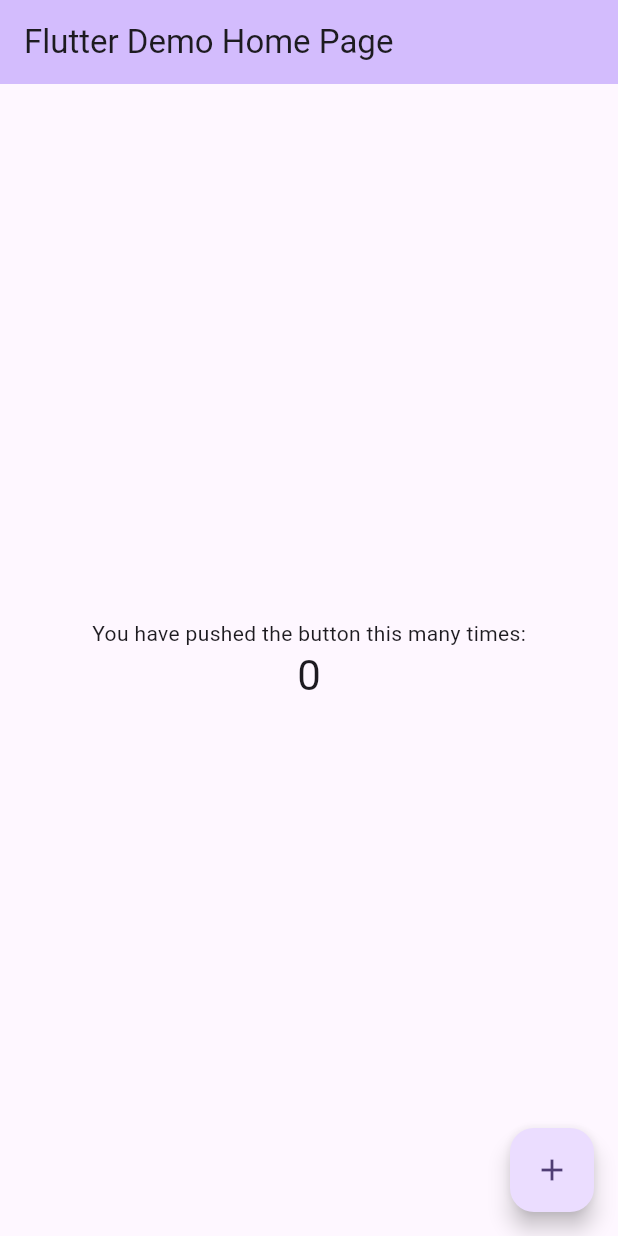
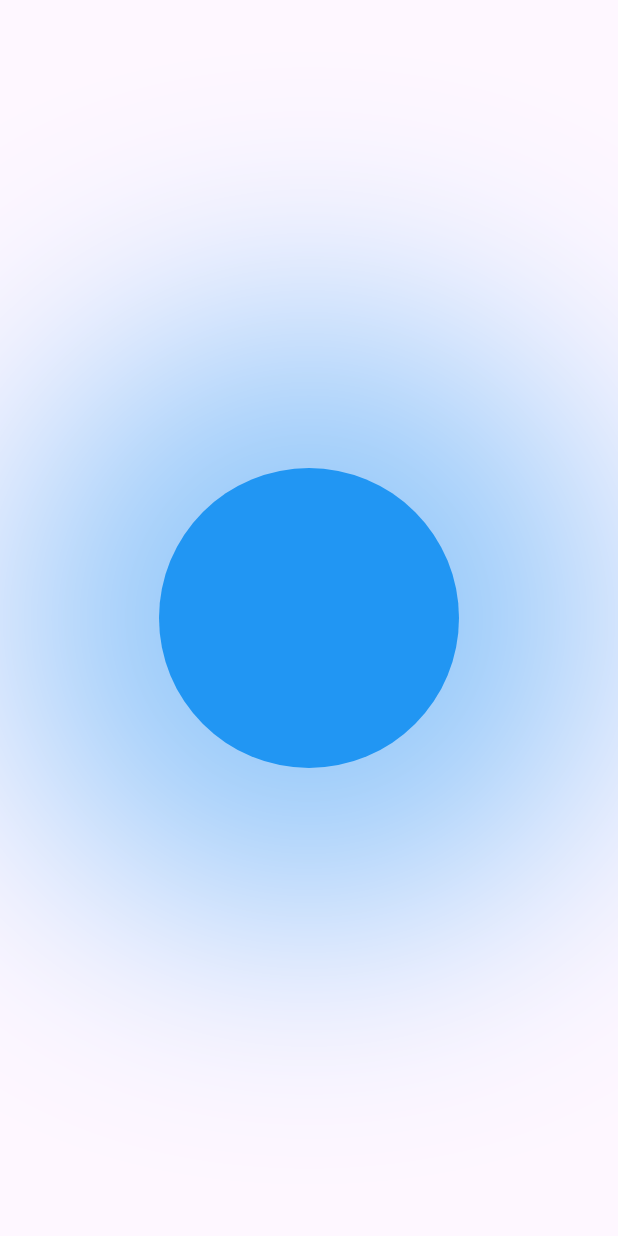
Before and after one commit to RJV-YF/tween_animation_builder, a Flutter app: the screen it shows after launch, on a phone screen of 412 x 824 dp. Run offline on Flutter 3.47's test engine with Material 3 defaults, Android fonts, the phone set to English and light mode, and no system bars.

Commit message:
Implemented the pulsating animation effect using the tween animation builder widget. Animating the size of the widget over a period of 1500 milliseconds

```diff
--- a/lib/main.dart
+++ b/lib/main.dart
@@ -1,122 +1,8 @@
 import 'package:flutter/material.dart';
+import 'package:tween_animation_builder/pulsating_animation.dart';
 
 void main() {
-  runApp(const MyApp());
+  runApp(
+    MaterialApp(debugShowCheckedModeBanner: false, home: PulsatingAnimation()),
+  );
 }
-
-class MyApp extends StatelessWidget {
-  const MyApp({super.key});
-
-  // This widget is the root of your application.
-  @override
-  Widget build(BuildContext context) {
-    return MaterialApp(
-      title: 'Flutter Demo',
-      theme: ThemeData(
-        // This is the theme of your application.
-        //
-        // TRY THIS: Try running your application with "flutter run". You'll see
-        // the application has a purple toolbar. Then, without quitting the app,
-        // try changing the seedColor in the colorScheme below to Colors.green
-        // and then invoke "hot reload" (save your changes or press the "hot
-        // reload" button in a Flutter-supported IDE, or press "r" if you used
-        // the command line to start the app).
-        //
-        // Notice that the counter didn't reset back to zero; the application
-        // state is not lost during the reload. To reset the state, use hot
-        // restart instead.
-        //
-        // This works for code too, not just values: Most code changes can be
-        // tested with just a hot reload.
-        colorScheme: ColorScheme.fromSeed(seedColor: Colors.deepPurple),
-      ),
-      home: const MyHomePage(title: 'Flutter Demo Home Page'),
-    );
-  }
-}
-
-class MyHomePage extends StatefulWidget {
-  const MyHomePage({super.key, required this.title});
-
-  // This widget is the home page of your application. It is stateful, meaning
-  // that it has a State object (defined below) that contains fields that affect
-  // how it looks.
-
-  // This class is the configuration for the state. It holds the values (in this
-  // case the title) provided by the parent (in this case the App widget) and
-  // used by the build method of the State. Fields in a Widget subclass are
-  // always marked "final".
-
-  final String title;
-
-  @override
-  State<MyHomePage> createState() => _MyHomePageState();
-}
-
-class _MyHomePageState extends State<MyHomePage> {
-  int _counter = 0;
-
-  void _incrementCounter() {
-    setState(() {
-      // This call to setState tells the Flutter framework that something has
-      // changed in this State, which causes it to rerun the build method below
-      // so that the display can reflect the updated values. If we changed
-      // _counter without calling setState(), then the build method would not be
-      // called again, and so nothing would appear to happen.
-      _counter++;
-    });
-  }
-
-  @override
-  Widget build(BuildContext context) {
-    // This method is rerun every time setState is called, for instance as done
-    // by the _incrementCounter method above.
-    //
-    // The Flutter framework has been optimized to make rerunning build methods
-    // fast, so that you can just rebuild anything that needs updating rather
-    // than having to individually change instances of widgets.
-    return Scaffold(
-      appBar: AppBar(
-        // TRY THIS: Try changing the color here to a specific color (to
-        // Colors.amber, perhaps?) and trigger a hot reload to see the AppBar
-        // change color while the other colors stay the same.
-        backgroundColor: Theme.of(context).colorScheme.inversePrimary,
-        // Here we take the value from the MyHomePage object that was created by
-        // the App.build method, and use it to set our appbar title.
-        title: Text(widget.title),
-      ),
-      body: Center(
-        // Center is a layout widget. It takes a single child and positions it
-        // in the middle of the parent.
-        child: Column(
-          // Column is also a layout widget. It takes a list of children and
-          // arranges them vertically. By default, it sizes itself to fit its
-          // children horizontally, and tries to be as tall as its parent.
-          //
-          // Column has various properties to control how it sizes itself and
-          // how it positions its children. Here we use mainAxisAlignment to
-          // center the children vertically; the main axis here is the vertical
-          // axis because Columns are vertical (the cross axis would be
-          // horizontal).
-          //
-          // TRY THIS: Invoke "debug painting" (choose the "Toggle Debug Paint"
-          // action in the IDE, or press "p" in the console), to see the
-          // wireframe for each widget.
-          mainAxisAlignment: MainAxisAlignment.center,
-          children: <Widget>[
-            const Text('You have pushed the button this many times:'),
-            Text(
-              '$_counter',
-              style: Theme.of(context).textTheme.headlineMedium,
-            ),
-          ],
-        ),
-      ),
-      floatingActionButton: FloatingActionButton(
-        onPressed: _incrementCounter,
-        tooltip: 'Increment',
-        child: const Icon(Icons.add),
-      ), // This trailing comma makes auto-formatting nicer for build methods.
-    );
-  }
-}
--- /dev/null
+++ b/lib/pulsating_animation.dart
@@ -0,0 +1,34 @@
+import 'package:flutter/material.dart';
+
+class PulsatingAnimation extends StatelessWidget {
+  const PulsatingAnimation({super.key});
+
+  @override
+  Widget build(BuildContext context) {
+    return Scaffold(
+      body: Center(
+        child: TweenAnimationBuilder<double>(
+          tween: Tween<double>(begin: 0, end: 200),
+          duration: Duration(milliseconds: 1500),
+          builder: (context, size, child) {
+            return Container(
+              height: size,
+              width: size,
+              decoration: BoxDecoration(
+                shape: BoxShape.circle,
+                color: Colors.blue,
+                boxShadow: [
+                  BoxShadow(
+                    color: Colors.blue.withValues(alpha: 0.5),
+                    blurRadius: size,
+                    spreadRadius: size / 2,
+                  ),
+                ],
+              ),
+            );
+          },
+        ),
+      ),
+    );
+  }
+}
```
Also changed, not shown: pubspec.yaml (+5 -65 lines).
